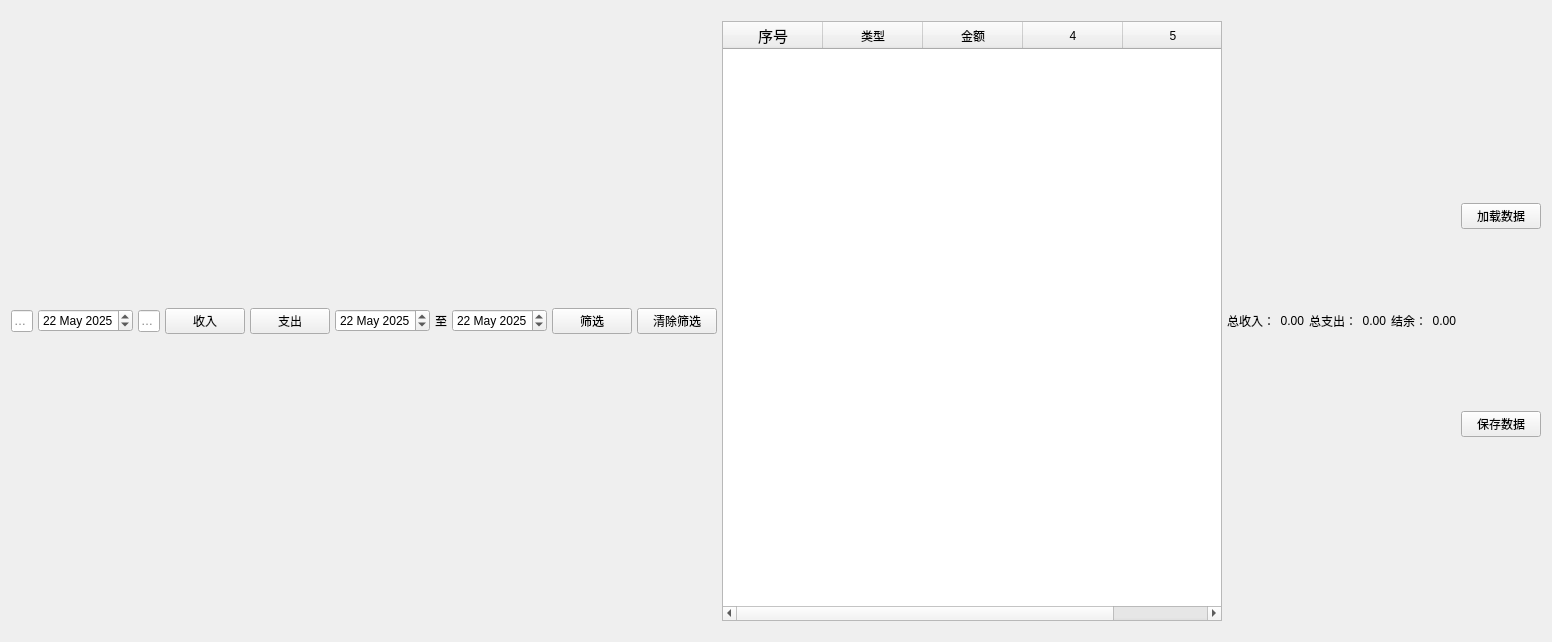
chenxi0628/personal-ledger, file widget.ui: the form before one commit.
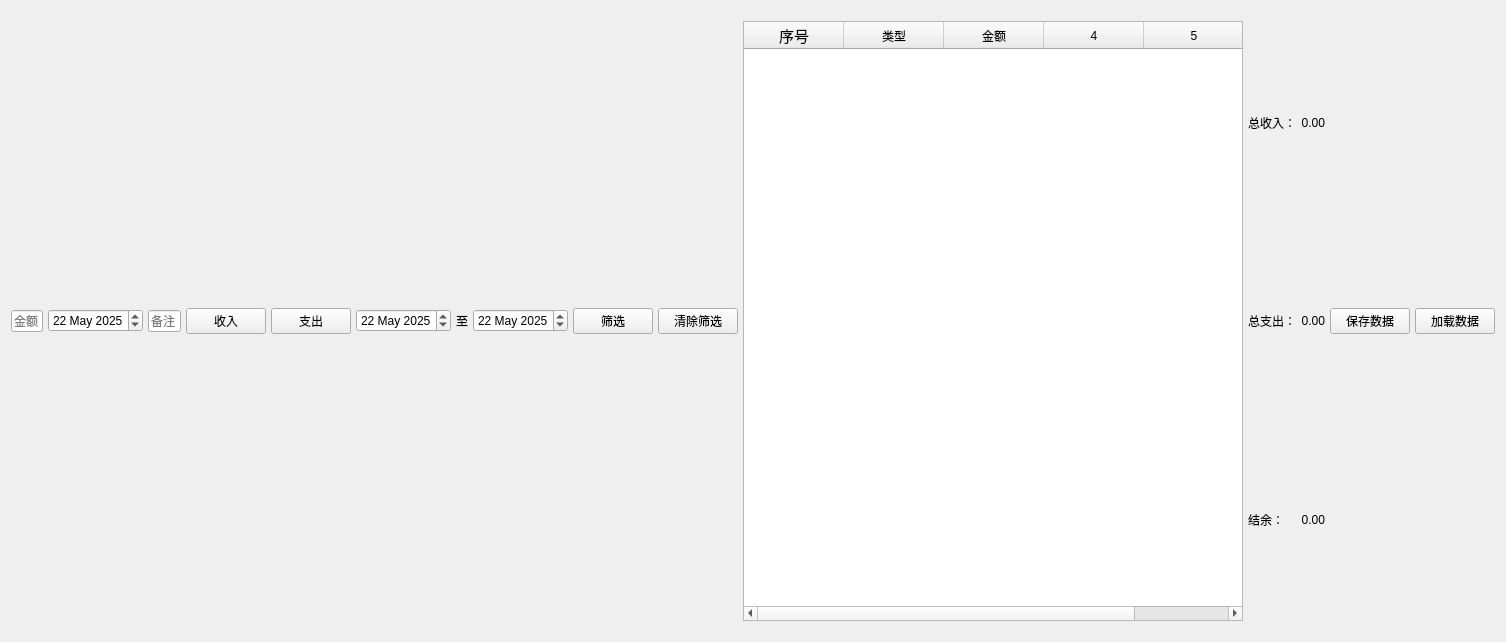
The form after the commit.

Commit message: 优化了ui界面布局

What changed in the file:
```diff
--- a/widget.ui
+++ b/widget.ui
@@ -6,8 +6,8 @@
    <rect>
     <x>0</x>
     <y>0</y>
-    <width>585</width>
-    <height>378</height>
+    <width>1506</width>
+    <height>632</height>
    </rect>
   </property>
   <property name="windowTitle">
@@ -174,16 +174,18 @@
         </widget>
        </item>
        <item>
+        <layout class="QVBoxLayout" name="verticalLayout_3">
+         <property name="spacing">
+          <number>5</number>
+         </property>
+         <property name="topMargin">
+          <number>5</number>
+         </property>
+         <property name="bottomMargin">
+          <number>5</number>
+         </property>
+         <item>
         <layout class="QHBoxLayout" name="horizontalLayout_5">
-         <property name="spacing">
-          <number>5</number>
-         </property>
-         <property name="topMargin">
-          <number>5</number>
-         </property>
-         <property name="bottomMargin">
-          <number>5</number>
-         </property>
          <item>
           <widget class="QLabel" name="label_2">
            <property name="text">
@@ -201,6 +203,10 @@
            </property>
           </widget>
          </item>
+          </layout>
+         </item>
+         <item>
+          <layout class="QHBoxLayout" name="horizontalLayout_4">
          <item>
           <widget class="QLabel" name="label_6">
            <property name="text">
@@ -218,6 +224,10 @@
            </property>
           </widget>
          </item>
+          </layout>
+         </item>
+         <item>
+          <layout class="QHBoxLayout" name="horizontalLayout_3">
          <item>
           <widget class="QLabel" name="label_4">
            <property name="text">
@@ -240,8 +250,10 @@
          </item>
         </layout>
        </item>
+        </layout>
+       </item>
        <item>
-        <layout class="QVBoxLayout" name="verticalLayout_2">
+        <layout class="QHBoxLayout" name="horizontalLayout_6">
          <property name="spacing">
           <number>5</number>
          </property>
@@ -251,13 +263,6 @@
          <property name="bottomMargin">
           <number>5</number>
          </property>
-         <item>
-          <widget class="QPushButton" name="loadButton">
-           <property name="text">
-            <string>加载数据</string>
-           </property>
-          </widget>
-         </item>
          <item>
           <widget class="QPushButton" name="saveButton">
            <property name="text">
@@ -265,6 +270,13 @@
            </property>
           </widget>
          </item>
+         <item>
+          <widget class="QPushButton" name="loadButton">
+           <property name="text">
+            <string>加载数据</string>
+           </property>
+          </widget>
+         </item>
         </layout>
        </item>
       </layout>
```
Lines whose indentation alone changed are shown as unchanged.
